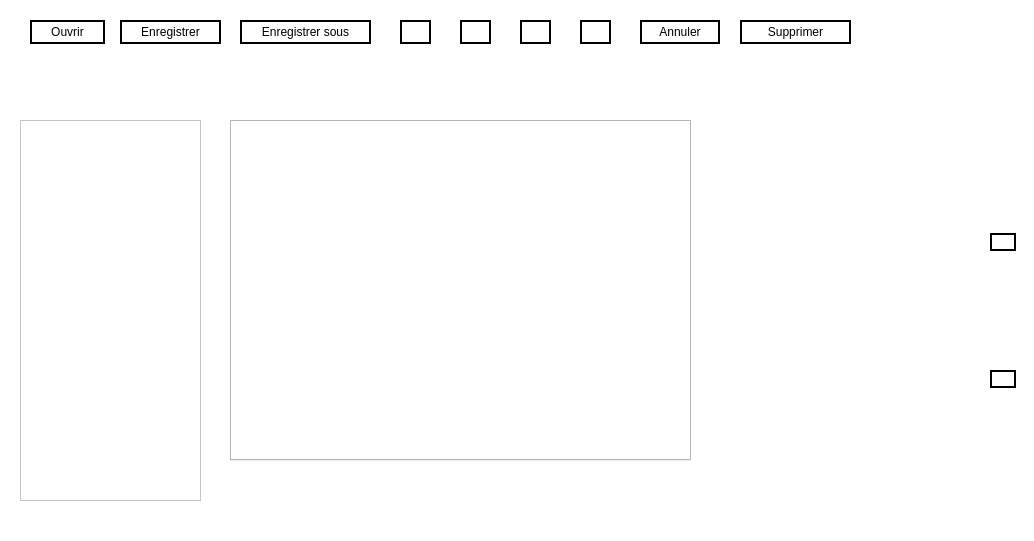
This is imagedit.ui in NesrineGhannay/ImagEdit as Qt 5 draws it before an edit. The edited form follows.
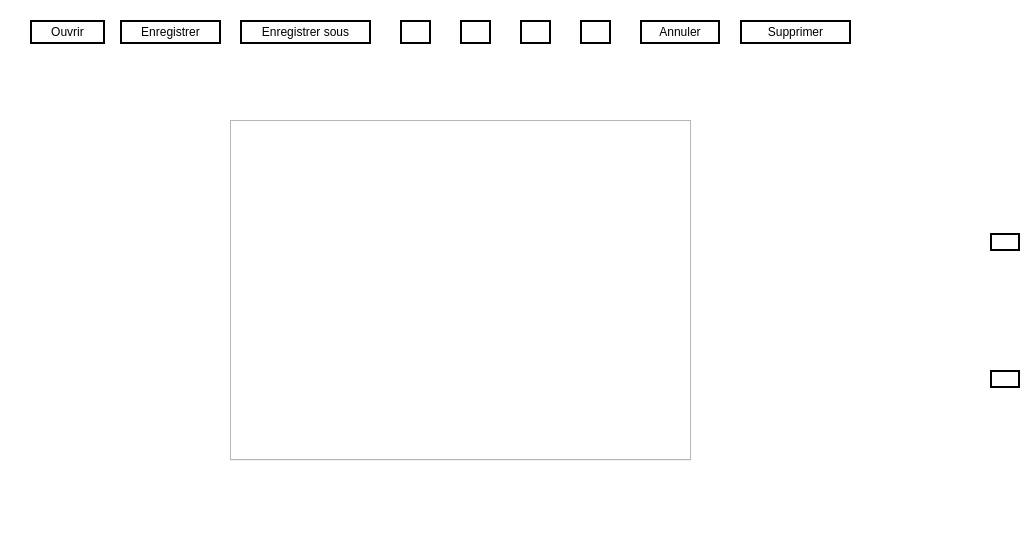
This is the edited form. Icons and pictures are not drawn.

```diff
--- a/imagedit.ui
+++ b/imagedit.ui
@@ -49,16 +49,6 @@
      <bool>false</bool>
     </property>
    </widget>
-   <widget class="QListWidget" name="library">
-    <property name="geometry">
-     <rect>
-      <x>20</x>
-      <y>120</y>
-      <width>181</width>
-      <height>381</height>
-     </rect>
-    </property>
-   </widget>
    <widget class="QPushButton" name="save">
     <property name="geometry">
      <rect>
@@ -246,7 +236,7 @@
      <rect>
       <x>990</x>
       <y>120</y>
-      <width>26</width>
+      <width>30</width>
       <height>381</height>
      </rect>
     </property>
@@ -303,6 +293,17 @@
      <set>Qt::AlignBottom|Qt::AlignJustify</set>
     </property>
    </widget>
+   <widget class="QWidget" name="gridLayoutWidget">
+    <property name="geometry">
+     <rect>
+      <x>20</x>
+      <y>120</y>
+      <width>181</width>
+      <height>341</height>
+     </rect>
+    </property>
+    <layout class="QGridLayout" name="gridLayout"/>
+   </widget>
   </widget>
  </widget>
  <resources>
```
